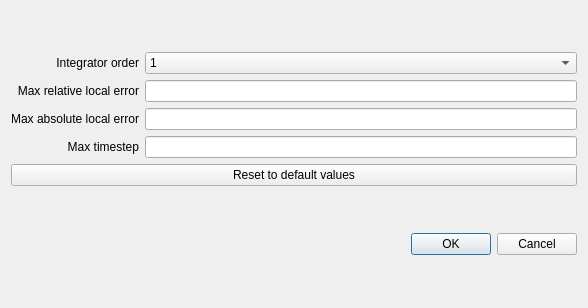
spatial-model-editor/spatial-model-editor, file src/gui/dialogs/dialogintegratoroptions.ui: the form before one commit.
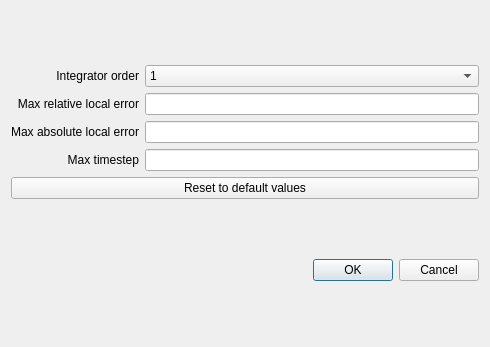
The form after the commit.

Patch:
```diff
--- a/src/gui/dialogs/dialogintegratoroptions.ui
+++ b/src/gui/dialogs/dialogintegratoroptions.ui
@@ -6,8 +6,8 @@
    <rect>
     <x>0</x>
     <y>0</y>
-    <width>588</width>
-    <height>308</height>
+    <width>490</width>
+    <height>347</height>
    </rect>
   </property>
   <property name="sizePolicy">
```
